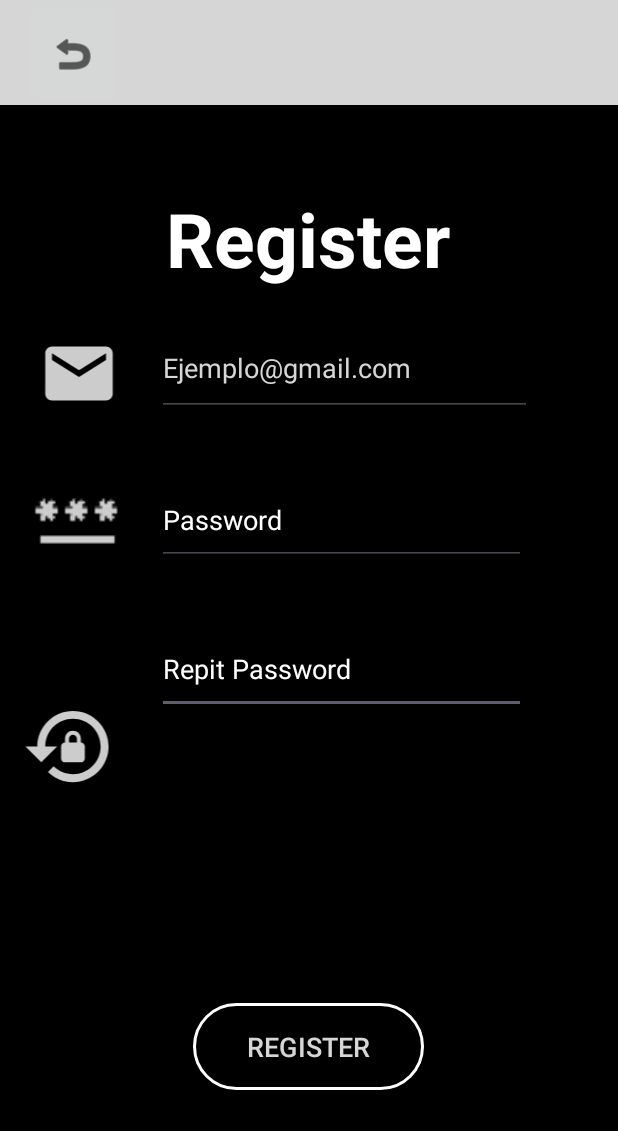
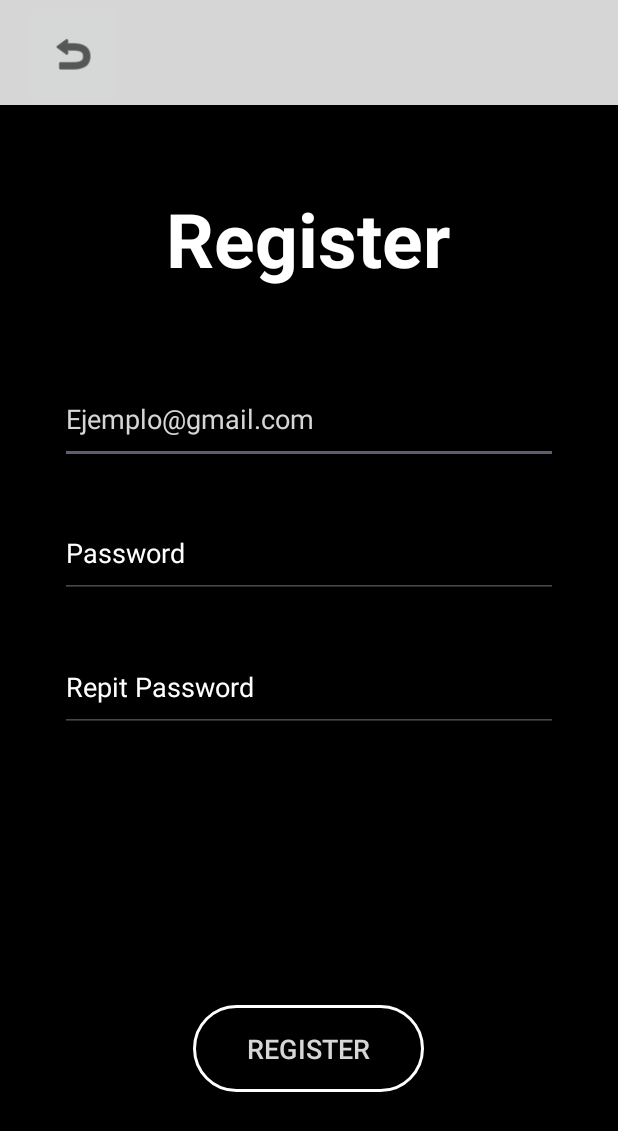
Before and after one commit to DavidSuarezRincon/SuperList, an Android app: the RegisterActivity screen opened directly, with no data from a screen before it, on a phone screen of 412 x 824 dp. Shown: the top 1131 px of the screen. Run offline under Robolectric (Android 15) with nearby library versions, the phone set to English and light mode, and no system bars.

Commit message:
cambios en el register

```diff
--- a/app/src/main/res/layout/activity_login.xml
+++ b/app/src/main/res/layout/activity_login.xml
@@ -77,8 +77,8 @@
 
         <EditText
             android:id="@+id/userEmailData"
-        android:layout_width="334dp"
-        android:layout_height="60dp"
+            android:layout_width="337dp"
+            android:layout_height="70dp"
             android:layout_marginTop="80dp"
             android:autofillHints="emailAddress"
             android:backgroundTint="@color/whiteBasic"
--- a/app/src/main/res/layout/activity_register.xml
+++ b/app/src/main/res/layout/activity_register.xml
@@ -70,85 +70,50 @@
             app:layout_constraintEnd_toEndOf="parent"
             app:layout_constraintHorizontal_bias="0.498"
             app:layout_constraintStart_toStartOf="parent"
-            app:layout_constraintTop_toBottomOf="@+id/textPassword2"
+            app:layout_constraintTop_toBottomOf="@+id/textRepitPassword"
             app:layout_constraintVertical_bias="0.916"
             app:strokeColor="@color/white"
             app:strokeWidth="2dp"/>
 
-    <EditText
-            android:id="@+id/textPassword2"
-            android:layout_width="246dp"
-            android:layout_height="59dp"
-            android:layout_marginTop="40dp"
-            android:ems="10"
-            android:hint="@string/textHintPassword2Register"
-            android:autofillHints="password"
-            android:inputType="textPassword"
-            android:textColorHint="@color/white"
-            app:layout_constraintBottom_toBottomOf="parent"
-            app:layout_constraintEnd_toEndOf="parent"
-            app:layout_constraintHorizontal_bias="0.63"
-            app:layout_constraintStart_toStartOf="parent"
-            app:layout_constraintTop_toBottomOf="@+id/textPassword1"
-            app:layout_constraintVertical_bias="0.0"/>
+
 
     <EditText
             android:id="@+id/RegisterInputEmail"
-            android:layout_width="250dp"
-            android:layout_height="63dp"
-            android:layout_marginTop="144dp"
+            android:layout_width="332dp"
+            android:layout_height="59dp"
             android:autofillHints=""
             android:ems="10"
             android:hint="@string/textHintEmailRegister"
             android:inputType="textEmailAddress"
             android:textColorHint="@color/whiteBasic"
             app:layout_constraintEnd_toEndOf="parent"
-            app:layout_constraintHorizontal_bias="0.645"
             app:layout_constraintStart_toStartOf="parent"
-            app:layout_constraintTop_toBottomOf="@+id/toolbarRegister"/>
+            app:layout_constraintTop_toBottomOf="@+id/toolbarRegister"
+            android:layout_marginTop="180dp"/>
 
-    <ImageView
-            android:id="@+id/imageEmailRegister"
-            android:layout_width="60dp"
-            android:layout_height="54dp"
-            android:contentDescription="@string/contentDescriptionEmailIcon"
-            app:srcCompat="@drawable/iconemail"
-            app:layout_constraintEnd_toStartOf="@+id/RegisterInputEmail"
-            app:layout_constraintStart_toStartOf="parent" app:layout_constraintTop_toBottomOf="@+id/toolbarRegister"
-            android:layout_marginTop="152dp"/>
     <EditText
-            android:id="@+id/textPassword1"
-            android:layout_width="246dp"
+            android:id="@+id/textRepitPassword"
+            android:layout_width="332dp"
             android:layout_height="59dp"
-            android:layout_marginTop="40dp"
+            android:ems="10"
+            android:hint="@string/textHintPassword2Register"
+            android:autofillHints="password"
+            android:inputType="textPassword"
+            android:textColorHint="@color/white"
+            app:layout_constraintEnd_toEndOf="parent"
+            app:layout_constraintStart_toStartOf="parent" app:layout_constraintTop_toBottomOf="@+id/textPassword"
+            android:layout_marginTop="30dp" app:layout_constraintHorizontal_bias="0.496"/>
+    <EditText
+            android:id="@+id/textPassword"
+            android:layout_width="332dp"
+            android:layout_height="59dp"
             android:ems="10"
             android:autofillHints="password"
             android:hint="@string/textHintPassword1Register"
             android:inputType="textPassword"
             android:textColorHint="@color/white"
             app:layout_constraintEnd_toEndOf="parent"
-            app:layout_constraintHorizontal_bias="0.63"
             app:layout_constraintStart_toStartOf="parent"
-            app:layout_constraintTop_toBottomOf="@+id/RegisterInputEmail"/>
-
-    <ImageView
-            android:id="@+id/imagePassword1"
-            android:layout_width="59dp"
-            android:layout_height="59dp"
-            android:contentDescription="@string/contentDescriptionPassword1Icon"
-            app:srcCompat="@drawable/iconfirstpassword"
-            app:layout_constraintEnd_toStartOf="@+id/textPassword1"
-            app:layout_constraintStart_toStartOf="parent" app:layout_constraintHorizontal_bias="0.488"
-            app:layout_constraintTop_toBottomOf="@+id/imageEmailRegister" android:layout_marginTop="40dp"/>
-    <ImageView
-            android:id="@+id/imagePassword2"
-            android:layout_width="73dp"
-            android:layout_height="63dp"
-            android:contentDescription="@string/contentDescriptionPassword2Icon"
-            app:srcCompat="@drawable/iconsecondpassword"
-            app:layout_constraintStart_toStartOf="parent"
-            app:layout_constraintEnd_toStartOf="@+id/textPassword2" app:layout_constraintBottom_toBottomOf="parent"
-            app:layout_constraintHorizontal_bias="0.29" android:layout_marginBottom="252dp"
-            app:layout_constraintTop_toBottomOf="@+id/imagePassword1" app:layout_constraintVertical_bias="0.682"/>
+            app:layout_constraintTop_toBottomOf="@+id/RegisterInputEmail" android:layout_marginTop="30dp"/>
 
 </androidx.constraintlayout.widget.ConstraintLayout>
```
Lines whose indentation alone changed are shown as unchanged.
